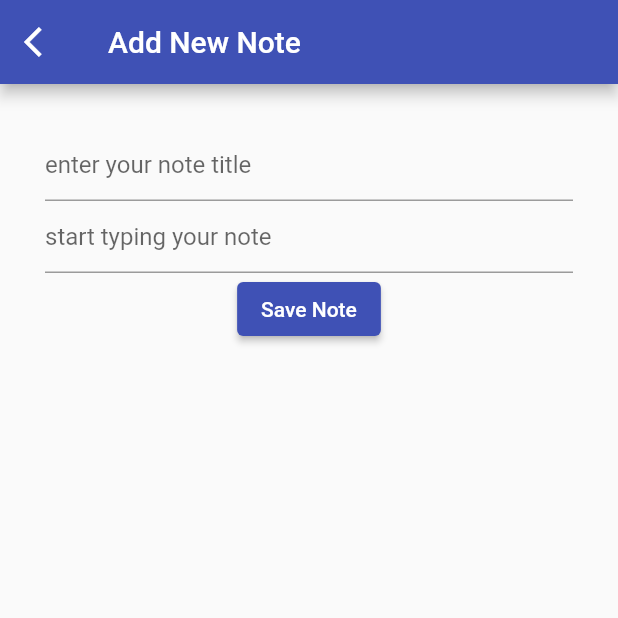
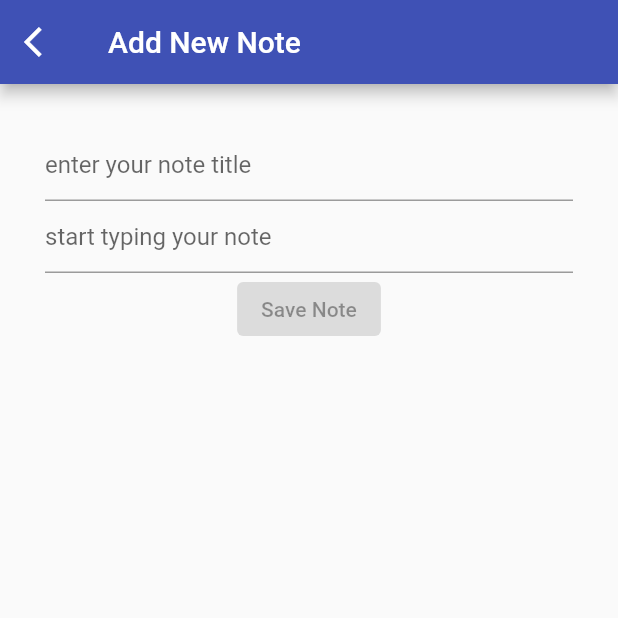
Before and after one commit to Zobam/note-it, a Flutter app: the AddNote screen opened directly, on a phone screen of 412 x 824 dp, the top half of it. Run offline on Flutter 3.47's test engine with Material 2 defaults, Android fonts, the phone set to English and light mode, and no system bars; our stand-ins replace sqflite; accounts and stored records are empty.

Commit message:
feat: added validation for note to not save empty note or update an unedited note

```diff
--- a/lib/add_note.dart
+++ b/lib/add_note.dart
@@ -1,3 +1,5 @@
+import 'dart:ffi';
+
 import 'package:flutter/material.dart';
 import 'package:note_app_mobile/main.dart';
 import 'package:note_app_mobile/note_class.dart';
@@ -18,6 +20,7 @@ class _AddNoteState extends State<AddNote> {
   late Note currentNote;
   DatabaseNote? _note;
   late final NoteService _notesService;
+  bool formIsValid = false;
 
   @override
   void initState() {
@@ -62,6 +65,12 @@ class _AddNoteState extends State<AddNote> {
     );
   }
 
+  void checkFormValidity(String text) {
+    setState(() {
+      formIsValid = text.length >= 2;
+    });
+  }
+
 /*   void _deleteNoteIfTextIsEmpty() {
     final note = _note;
     if (textController.text.isEmpty && note != null) {
@@ -88,6 +97,7 @@ class _AddNoteState extends State<AddNote> {
 
   @override
   Widget build(BuildContext context) {
+    String buttonText = widget.note == null ? 'Save Note' : 'Update Note';
     return Scaffold(
       appBar: AppBar(
         title: const Text('Add New Note'),
@@ -119,8 +129,16 @@ class _AddNoteState extends State<AddNote> {
                 decoration: const InputDecoration(
                   hintText: 'start typing your note',
                 ),
+                onChanged: (value) {
+                  checkFormValidity(value);
+                },
               ),
-              ElevatedButton(
+              !formIsValid
+                  ? ElevatedButton(
+                      onPressed: null,
+                      child: Text(buttonText),
+                    )
+                  : ElevatedButton(
                       onPressed: () async {
                         await createNewNote();
                         Navigator.of(context).push(
@@ -128,7 +146,8 @@ class _AddNoteState extends State<AddNote> {
                           return NoteApp();
                         }));
                       },
-                  child: const Text('Save Note')),
+                      child: Text(buttonText),
+                    ),
             ],
           ),
         ),
```
Lines whose indentation alone changed are shown as unchanged.
